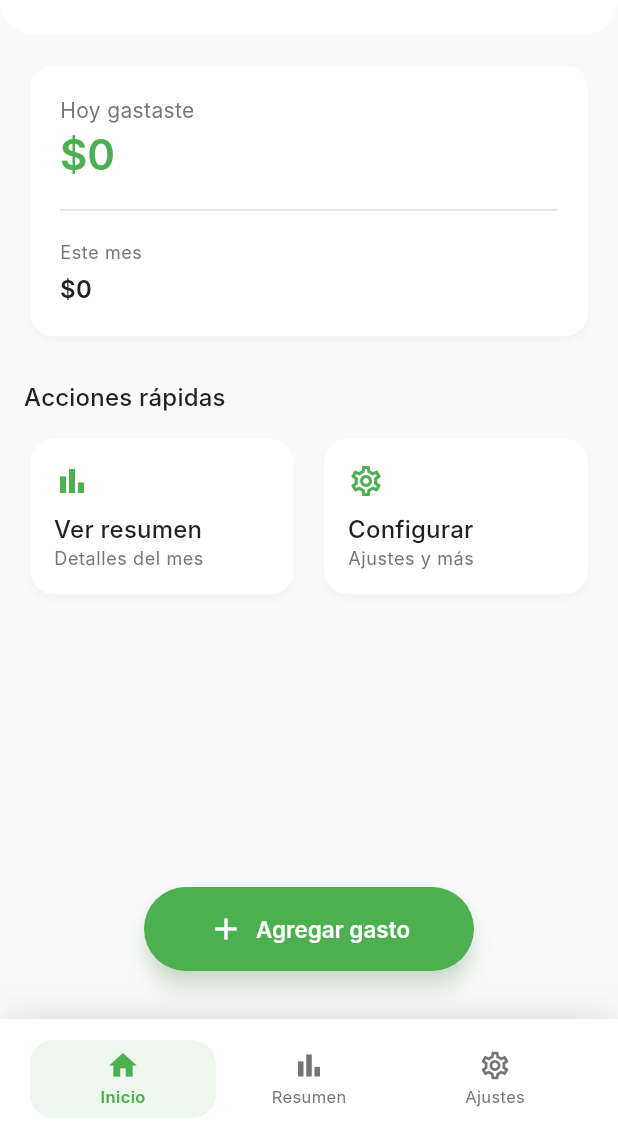
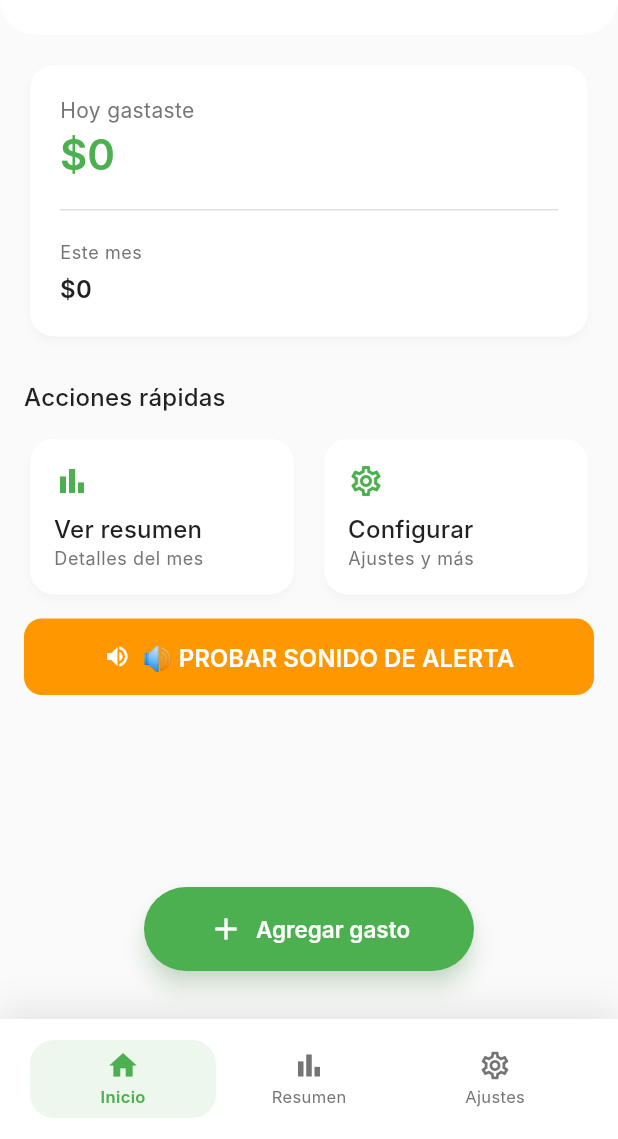
Before and after one commit to mateofj28/clara_, a Flutter app: the screen it shows after launch, on a phone screen of 412 x 824 dp, the part 97-1236 px from its top. Run offline on Flutter 3.47's test engine with Material 3 defaults, Android fonts, the phone set to English and light mode, and no system bars; our stand-ins replace audioplayers, equatable, shared_preferences; Roboto replaces fonts that are missing (Inter).

Commit message:
feat: Implementar sistema de alertas de audio
- Agregar servicio AudioService con soporte para alertas sonoras
- Integrar audioplayers y flutter_tts para reproducción de audio
- Implementar alertas automáticas cuando se detectan gastos altos
- Agregar botón de prueba de audio en la interfaz
- Configurar permisos de audio y vibración en AndroidManifest
- Solucionar problemas de compatibilidad con MIUI/Xiaomi
- Usar URLs externas para bypass de restricciones del sistema

```diff
--- /dev/null
+++ b/lib/core/services/audio_service.dart
@@ -0,0 +1,41 @@
+import 'package:audioplayers/audioplayers.dart';
+import 'package:flutter/services.dart';
+
+class AudioService {
+  static final AudioService _instance = AudioService._internal();
+  factory AudioService() => _instance;
+  AudioService._internal();
+
+  Future<void> playAlertSound() async {
+    print('🔊 AUDIO: Reproduciendo sonido de error...');
+
+    try {
+      // Crear nueva instancia cada vez para evitar timeout
+      final AudioPlayer player = AudioPlayer();
+
+      await player.setVolume(1.0);
+      await player.setPlayerMode(PlayerMode.lowLatency);
+
+      // Sonido de error que funciona
+      const String errorSound =
+          'https://www.soundjay.com/misc/sounds/fail-buzzer-02.wav';
+      await player.play(UrlSource(errorSound));
+
+      print('🔊 AUDIO: ✅ Sonido reproducido');
+
+      // Limpiar después de usar
+      await Future.delayed(const Duration(seconds: 2));
+      await player.dispose();
+    } catch (e) {
+      print('🔊 AUDIO ERROR: $e');
+    }
+  }
+
+  Future<void> playClickSound() async {
+    await HapticFeedback.lightImpact();
+  }
+
+  void dispose() {
+    // Ya no necesitamos dispose global
+  }
+}
--- a/lib/domain/entities/expense_summary.dart
+++ b/lib/domain/entities/expense_summary.dart
@@ -1,4 +1,5 @@
 import 'package:equatable/equatable.dart';
+
 import 'expense.dart';
 
 class ExpenseSummary extends Equatable {
@@ -103,22 +104,25 @@ class ExpenseSummary extends Equatable {
     List<Expense> expenses,
     Map<ExpenseCategory, double> categoryTotals,
   ) {
-    final alerts = <String>[];
+    final alertsSet = <String>{}; // Usar Set para evitar duplicados
     final now = DateTime.now();
 
     // Calcular promedio semanal por categoría
     final weeklyAverages = <ExpenseCategory, double>{};
 
     for (final category in ExpenseCategory.values) {
-      final categoryExpenses = expenses
-          .where((expense) => expense.category == category)
-          .toList();
+      final categoryExpenses =
+          expenses.where((expense) => expense.category == category).toList();
 
       if (categoryExpenses.isNotEmpty) {
-        // Obtener gastos de las últimas 4 semanas
+        // Obtener gastos de las últimas 4 semanas (excluyendo esta semana)
         final fourWeeksAgo = now.subtract(const Duration(days: 28));
+        final weekStart = now.subtract(Duration(days: now.weekday - 1));
+
         final recentExpenses = categoryExpenses
-            .where((expense) => expense.date.isAfter(fourWeeksAgo))
+            .where((expense) =>
+                expense.date.isAfter(fourWeeksAgo) &&
+                expense.date.isBefore(weekStart))
             .toList();
 
         if (recentExpenses.isNotEmpty) {
@@ -126,7 +130,8 @@ class ExpenseSummary extends Equatable {
             0.0,
             (sum, expense) => sum + expense.amount,
           );
-          weeklyAverages[category] = totalAmount / 4; // Promedio semanal
+          weeklyAverages[category] =
+              totalAmount / 3; // Promedio de 3 semanas anteriores
         }
       }
     }
@@ -139,18 +144,25 @@ class ExpenseSummary extends Equatable {
       if (weeklyAverage > 0) {
         final thisWeekExpenses = expenses
             .where((expense) =>
-                expense.category == category &&
-                expense.date.isAfter(weekStart))
+                expense.category == category && expense.date.isAfter(weekStart))
             .fold<double>(0.0, (sum, expense) => sum + expense.amount);
 
-        if (thisWeekExpenses > weeklyAverage * 1.2) { // 20% más que el promedio
-          alerts.add(
-            'Ojo 👀, esta semana gastaste más de lo normal en ${category.displayName.toLowerCase()}'
-          );
+        if (thisWeekExpenses > weeklyAverage * 1.3) {
+          // 30% más que el promedio
+          alertsSet.add(
+              'Ojo 👀, esta semana gastaste más de lo normal en ${category.displayName.toLowerCase()}');
         }
       }
     }
 
-    return alerts;
+    // Verificar gastos altos individuales (> $500,000)
+    for (final expense in expenses) {
+      if (expense.amount > 500000) {
+        alertsSet.add('¡Ojo! 👀 Registraste un gasto alto de más de \$500,000');
+        break; // Solo mostrar una vez aunque haya múltiples gastos altos
       }
     }
+
+    return alertsSet.toList();
+  }
+}
--- a/lib/presentation/pages/home/home_page.dart
+++ b/lib/presentation/pages/home/home_page.dart
@@ -1,6 +1,7 @@
 import 'package:flutter/material.dart';
 
 import '../../../core/di/injection_container.dart';
+import '../../../core/services/audio_service.dart';
 import '../../../core/theme/app_theme.dart';
 import '../../../domain/entities/expense_summary.dart';
 import '../../bloc/expense_bloc.dart';
@@ -21,6 +22,7 @@ class HomePage extends StatefulWidget {
 class _HomePageState extends State<HomePage> {
   late ExpenseBloc _expenseBloc;
   int _currentIndex = 0;
+  final AudioService _audioService = AudioService();
 
   @override
   void initState() {
@@ -222,6 +224,44 @@ class _HomePageState extends State<HomePage> {
             ),
           ],
         ),
+        const SizedBox(height: 12),
+        // Botón de prueba temporal para audio
+        SizedBox(
+          width: double.infinity,
+          child: ElevatedButton.icon(
+            onPressed: () async {
+              print('🔊 PRUEBA: Botón de prueba de audio presionado');
+              await _audioService.playAlertSound();
+
+              // Mostrar alerta visual como alternativa
+              if (mounted) {
+                ScaffoldMessenger.of(context).showSnackBar(
+                  SnackBar(
+                    content: Row(
+                      children: [
+                        Icon(Icons.warning, color: Colors.white),
+                        SizedBox(width: 8),
+                        Expanded(
+                          child: Text(
+                              '🔊 SONIDO FUNCIONANDO: Escuchaste el tilin?'),
+                        ),
+                      ],
+                    ),
+                    backgroundColor: Colors.green,
+                    duration: Duration(seconds: 3),
+                    behavior: SnackBarBehavior.floating,
+                  ),
+                );
+              }
+            },
+            icon: const Icon(Icons.volume_up),
+            label: const Text('🔊 PROBAR SONIDO DE ALERTA'),
+            style: ElevatedButton.styleFrom(
+              backgroundColor: Colors.orange,
+              foregroundColor: Colors.white,
+            ),
+          ),
+        ),
       ],
     );
   }
--- a/pubspec.yaml
+++ b/pubspec.yaml
@@ -16,6 +16,8 @@ dependencies:
   equatable: ^2.0.5
   flutter_localizations:
     sdk: flutter
+  audioplayers: ^6.0.0
+  flutter_tts: ^4.0.2
 
 dev_dependencies:
   flutter_test:
@@ -26,3 +28,4 @@ flutter:
   uses-material-design: true
   assets:
     - assets/icons/
+    - assets/sounds/
```
Also changed, not shown: lib/presentation/pages/home/widgets/alerts_section.dart (+92 -8 lines), assets/icons/clara_icon.svg (added), pubspec.lock, 11 other files. Lines whose indentation alone changed are shown as unchanged.
